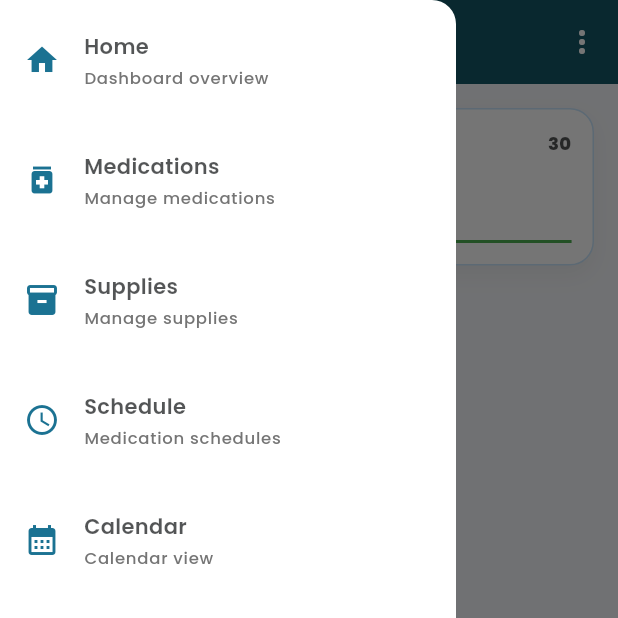
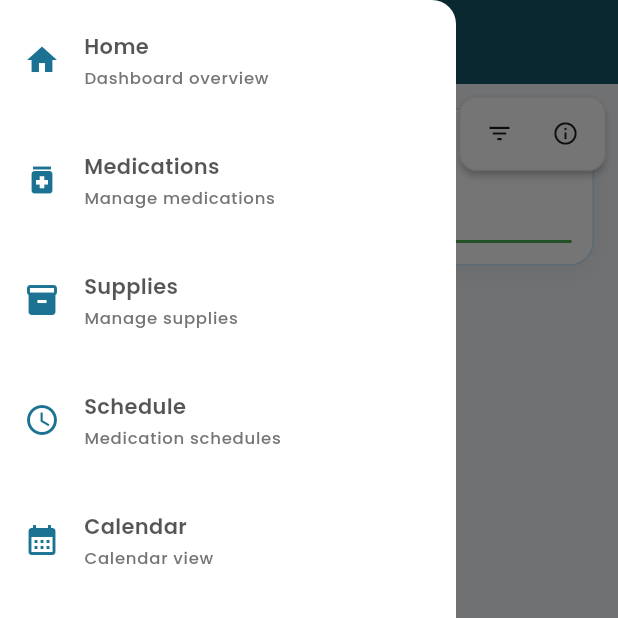
Before and after one commit to kinemspa/dosifi_flutter, a Flutter app: the MedicationsListScreen screen opened by its route, with the side drawer open, on a phone screen of 412 x 824 dp, the top half of it. Run offline on Flutter 3.47's test engine with Material 3 defaults, Android fonts, the phone set to English and light mode, and no system bars; our stand-ins replace calendar_view, flutter_animate, flutter_local_notifications, flutter_riverpod, flutter_secure_storage, go_router and 5 more; accounts and stored records are empty.

Commit message:
UI: Medications actions as compact floating overlay; remove AppBar overflow and GlobalKey plumbing; keep AppBar clean across screens

```diff
--- a/lib/config/app_router.dart
+++ b/lib/config/app_router.dart
@@ -50,7 +50,7 @@ final routerProvider = Provider<GoRouter>((ref) {
         name: 'medications',
         pageBuilder: (context, state) => MaterialPage(
           key: state.pageKey,
-child: MainShellScreen(currentPath: state.fullPath, child: MedicationsListScreen(key: medsListScreenKey)),
+child: MainShellScreen(currentPath: state.fullPath, child: const MedicationsListScreen()),
         ),
       ),
       GoRoute(
--- a/lib/presentation/screens/medications_list_screen.dart
+++ b/lib/presentation/screens/medications_list_screen.dart
@@ -7,9 +7,6 @@ import 'package:dosifi_flutter/presentation/providers/medication_layout_provider
 import 'package:dosifi_flutter/presentation/widgets/medication_card.dart';
 import 'package:dosifi_flutter/core/widgets/info_sheet.dart';
 
-// Global key to control MedicationsListScreen from the AppBar actions
-final GlobalKey<_MedicationsListScreenState> medsListScreenKey = GlobalKey<_MedicationsListScreenState>();
-
 class MedicationsListScreen extends ConsumerStatefulWidget {
   const MedicationsListScreen({super.key});
 
@@ -18,16 +15,6 @@ class MedicationsListScreen extends ConsumerStatefulWidget {
 }
 
 class _MedicationsListScreenState extends ConsumerState<MedicationsListScreen> {
-  // Exposed triggers for AppBar actions
-  void triggerFilter() => _showFilterDialog();
-  void triggerInfo() {
-    InfoSheet.show(
-      context,
-      title: 'Medications',
-      message:
-          'Browse and filter your medications. Use the filter to narrow by type, low stock, and expiring soon. Tap a card to view details.',
-    );
-  }
   String _searchQuery = '';
   MedicationType? _selectedType;
   bool _showLowStockOnly = false;
@@ -39,11 +26,12 @@ class _MedicationsListScreenState extends ConsumerState<MedicationsListScreen> {
     final medicationsAsync = ref.watch(medicationListProvider);
 
     return Scaffold(
-      body: Column(
+      body: Stack(
         children: [
-          // Top actions moved to AppBar menu; no extra header space here
-
-          // Filter Chips
+          // Main content column
+          Column(
+            children: [
+              // Filter Chips
           if (_selectedType != null || _showLowStockOnly || _showExpiringSoon)
             Container(
               height: 50,
@@ -92,9 +80,9 @@ class _MedicationsListScreenState extends ConsumerState<MedicationsListScreen> {
               ),
             ),
 
-          // Medications List
-          Expanded(
-            child: medicationsAsync.when(
+              // Medications List
+              Expanded(
+                child: medicationsAsync.when(
               data: (medications) {
                 final filteredMedications = _filterMedications(medications);
 
@@ -135,7 +123,13 @@ class _MedicationsListScreenState extends ConsumerState<MedicationsListScreen> {
                   ],
                 ),
               ),
-            ),
+            ],
+          ),
+          // Floating compact actions overlay (top-right)
+          Positioned(
+            right: 8,
+            top: MediaQuery.of(context).padding.top + 8,
+            child: _buildFloatingActions(context),
           ),
         ],
       ),
@@ -216,6 +210,51 @@ class _MedicationsListScreenState extends ConsumerState<MedicationsListScreen> {
             label: const Text('Add Medication'),
           ),
         ],
+      ),
+    );
+  }
+
+  Widget _buildFloatingActions(BuildContext context) {
+    return Material(
+      elevation: 2,
+      borderRadius: BorderRadius.circular(12),
+      color: Colors.white,
+      child: Container(
+        decoration: BoxDecoration(
+          color: Colors.white,
+          borderRadius: BorderRadius.circular(12),
+          border: Border.all(color: Colors.grey.withValues(alpha: 0.2)),
+        ),
+        padding: const EdgeInsets.symmetric(horizontal: 6, vertical: 4),
+        child: Row(
+          mainAxisSize: MainAxisSize.min,
+          children: [
+            IconButton(
+              tooltip: 'Filter',
+              icon: const Icon(Icons.filter_list, size: 18),
+              onPressed: _showFilterDialog,
+              visualDensity: VisualDensity.compact,
+              padding: const EdgeInsets.all(6),
+              constraints: const BoxConstraints(minWidth: 36, minHeight: 36),
+            ),
+            const SizedBox(width: 4),
+            IconButton(
+              tooltip: 'About this screen',
+              icon: const Icon(Icons.info_outline, size: 18),
+              onPressed: () {
+                InfoSheet.show(
+                  context,
+                  title: 'Medications',
+                  message:
+                      'Browse and filter your medications. Use the filter to narrow by type, low stock, and expiring soon. Tap a card to view details.',
+                );
+              },
+              visualDensity: VisualDensity.compact,
+              padding: const EdgeInsets.all(6),
+              constraints: const BoxConstraints(minWidth: 36, minHeight: 36),
+            ),
+          ],
+        ),
       ),
     );
   }
```
Also changed, not shown: lib/presentation/screens/main_shell_screen.dart (+1 -19 lines).
